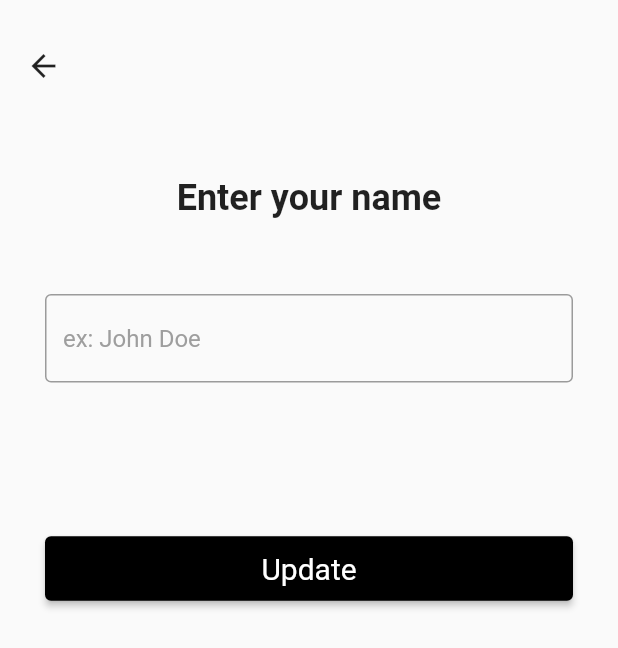
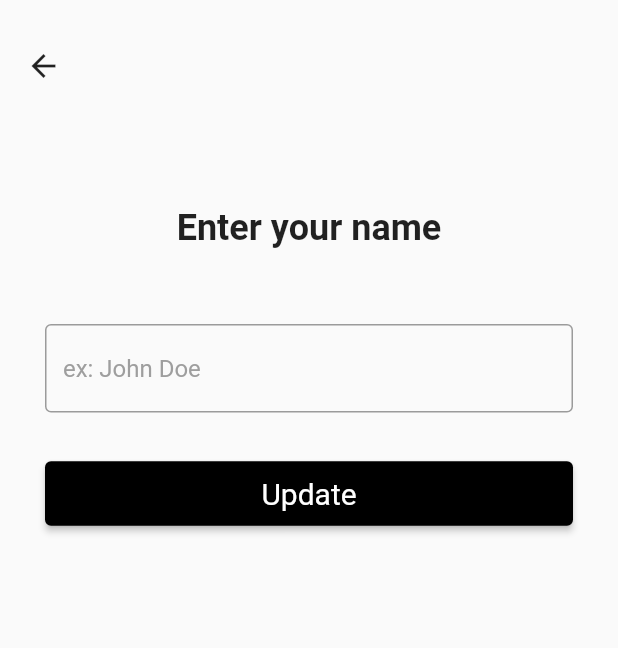
Before and after one commit to dpayne5/agproject, a Flutter app: the screen it shows after launch, after a tap on the "edit" icon, on a phone screen of 412 x 824 dp. Shown: the top 648 px of the screen. Run offline on Flutter 3.47's test engine with Material 2 defaults, Android fonts, the phone set to English and light mode, and no system bars; our stand-ins replace google_fonts, image_cropper, image_picker.

Commit message:
overflow issues for iOS fixed, styling provisionally done

```diff
--- a/lib/editViews.dart
+++ b/lib/editViews.dart
@@ -29,8 +29,12 @@ class _UserFieldEditViewState extends State<UserFieldEditView> {
   Widget build(BuildContext context) {
     return MaterialApp(
         home: Scaffold(
+            // resizeToAvoidBottomInset: false,
             body: SafeArea(
-                child: Column(children: <Widget>[
+                child: SingleChildScrollView(
+                    child: Column(
+                        mainAxisSize: MainAxisSize.min,
+                        children: <Widget>[
           Padding(
               padding: EdgeInsets.fromLTRB(5, 20, 5, 0),
               child: Align(
@@ -53,7 +57,7 @@ class _UserFieldEditViewState extends State<UserFieldEditView> {
                     children: <Widget>[
                       Column(children: <Widget>[
                         Padding(
-                        padding: EdgeInsets.fromLTRB(0, 20, 0, 50),
+                            padding: EdgeInsets.fromLTRB(0, 40, 0, 50),
                             child: Text(
                               widget.title ?? "",
                               style: TextStyle(
@@ -70,13 +74,13 @@ class _UserFieldEditViewState extends State<UserFieldEditView> {
                         ),
                       ]),
                       Padding(
-                      padding: EdgeInsets.fromLTRB(0, 100, 0, 0),
+                          padding: EdgeInsets.fromLTRB(0, 30, 0, 0),
                           child: Container(
                               width: double.infinity,
                               child: ElevatedButton(
                                 style: ButtonStyle(
-                                backgroundColor:
-                                    MaterialStateProperty.all(Colors.black)),
+                                    backgroundColor: MaterialStateProperty.all(
+                                        Colors.black)),
                                 onPressed: () {
                                   if (_formKey.currentState.validate()) {
                                     widget.setField(fieldFormValue.text);
@@ -98,20 +102,22 @@ class _UserFieldEditViewState extends State<UserFieldEditView> {
               )
             ]),
           )
-    ]))));
+        ])))));
   }
 }
 
 class ProfilePictureEditView extends StatefulWidget {
   final Function setProfilePic;
   final Function deleteCurrentPic;
+  final String initials;
   File currentImage;
 
   ProfilePictureEditView(
       {Key key,
       @required this.setProfilePic,
       @required this.deleteCurrentPic,
-      @required this.currentImage});
+      @required this.currentImage,
+      @required this.initials});
   @override
   _ProfilePictureEditViewState createState() => _ProfilePictureEditViewState();
 }
@@ -189,7 +195,14 @@ class _ProfilePictureEditViewState extends State<ProfilePictureEditView> {
                             color: Colors.grey.withOpacity(0.1)),
                         width: 175,
                         height: 175,
-                      )
+                        child: Center(
+                            child: Text(
+                          widget.initials,
+                          style: TextStyle(
+                              fontSize: 36,
+                              fontWeight: FontWeight.bold,
+                              color: Colors.black.withOpacity(0.6)),
+                        )))
                     : Container(
                         width: 175,
                         height: 175,
@@ -239,12 +252,6 @@ class _ProfilePictureEditViewState extends State<ProfilePictureEditView> {
                                 fontSize: 20, fontWeight: FontWeight.w400),
                           )),
                     )))
-            // ElevatedButton(
-            //     onPressed: () {
-            //       widget.setProfilePic(_image);
-            //       Navigator.pop(context);
-            //     },
-            //     child: Text("quick return"))
           ],
         ),
       )
--- a/lib/main.dart
+++ b/lib/main.dart
@@ -10,7 +10,12 @@ class MyApp extends StatelessWidget {
   @override
   Widget build(BuildContext context) {
     return MaterialApp(
-      home: Scaffold(body: SafeArea(child: ProfileView())),
+      // debugShowCheckedModeBanner: false,
+      home: Scaffold(
+          // resizeToAvoidBottomInset: false,
+          body: SafeArea(
+        child: ProfileView(),
+      )),
     );
   }
 }
--- a/lib/mainProfile.dart
+++ b/lib/mainProfile.dart
@@ -1,4 +1,5 @@
 import 'package:flutter/material.dart';
+import 'package:google_fonts/google_fonts.dart';
 import 'package:image_picker/image_picker.dart';
 
 import 'dart:io';
@@ -19,7 +20,11 @@ class _ProfileViewState extends State<ProfileView> {
 
   void setUserName(String validName) {
     setState(() {
-      _userName = validName;
+      var names = validName.split(" ");
+      names[0] = names[0][0].toUpperCase() + names[0].substring(1);
+      names[1] = names[1][0].toUpperCase() + names[1].substring(1);
+
+      _userName = names.join(" ");
     });
   }
 
@@ -123,7 +128,7 @@ class _ProfileViewState extends State<ProfileView> {
                                 fieldHint: "Tell us about you!",
                                 title: "Write a little bit about yourself",
                                 fieldValidator: aboutValidator,
-                                lines: 5)));
+                                lines: 3)));
 
                     break;
                   case userField.EMAIL:
@@ -171,6 +176,7 @@ class _ProfileViewState extends State<ProfileView> {
   @override
   Widget build(BuildContext context) {
     return Material(
+        child: SingleChildScrollView(
       child: Column(
         children: <Widget>[
           applicationTitle(),
@@ -196,7 +202,7 @@ class _ProfileViewState extends State<ProfileView> {
           profileField("About", _userAbout, 3, userField.ABOUT, context)
         ],
       ),
-    );
+    ));
   }
 }
 
@@ -205,13 +211,11 @@ Widget applicationTitle() {
       padding: EdgeInsets.fromLTRB(20, 25, 20, 10),
       child: RichText(
           text: TextSpan(
-        text: "Profile",
-        style: TextStyle(
-            color: Colors.blueAccent,
-            fontSize: 28,
-            fontWeight: FontWeight.bold,
-            letterSpacing: 2.0),
-      )));
+              text: "Edit Profile",
+              style: TextStyle(
+                  color: Colors.blue,
+                  fontSize: 36,
+                  fontWeight: FontWeight.w400))));
 }
 
 Widget profilePictureContainer() {
@@ -271,13 +275,17 @@ class _ProfileImageViewState extends State<ProfileImageView> {
                     side: BorderSide(
                         color: Colors.grey.withOpacity(0.2), width: 10))),
             child: CircleAvatar(
+              backgroundColor: Colors.grey.withOpacity(0.1),
               backgroundImage:
                   _file == null ? null : new AssetImage(_file.path),
               child: Text(
                 widget.name == null || _file != null
                     ? ""
                     : initials.toUpperCase(),
-                style: TextStyle(fontSize: 36, fontWeight: FontWeight.bold),
+                style: TextStyle(
+                    fontSize: 36,
+                    fontWeight: FontWeight.bold,
+                    color: Colors.black.withOpacity(0.6)),
               ),
             )),
         IconButton(
@@ -287,9 +295,11 @@ class _ProfileImageViewState extends State<ProfileImageView> {
                 context,
                 MaterialPageRoute(
                     builder: (context) => ProfilePictureEditView(
-                        setProfilePic: setImage,
-                        deleteCurrentPic: deleteImage,
-                        currentImage: _file)));
+                          setProfilePic: setImage,
+                          deleteCurrentPic: deleteImage,
+                          currentImage: _file,
+                          initials: initials,
+                        )));
           },
         ),
       ],
--- a/pubspec.yaml
+++ b/pubspec.yaml
@@ -29,6 +29,7 @@ dependencies:
   cupertino_icons: ^1.0.2
   image_picker: ^0.7.4
   image_cropper: ^1.3.0
+  google_fonts: ^2.0.0
 
 dev_dependencies:
   flutter_test:
```
Also changed, not shown: pubspec.lock, 4 other files. Lines whose indentation alone changed are shown as unchanged.
